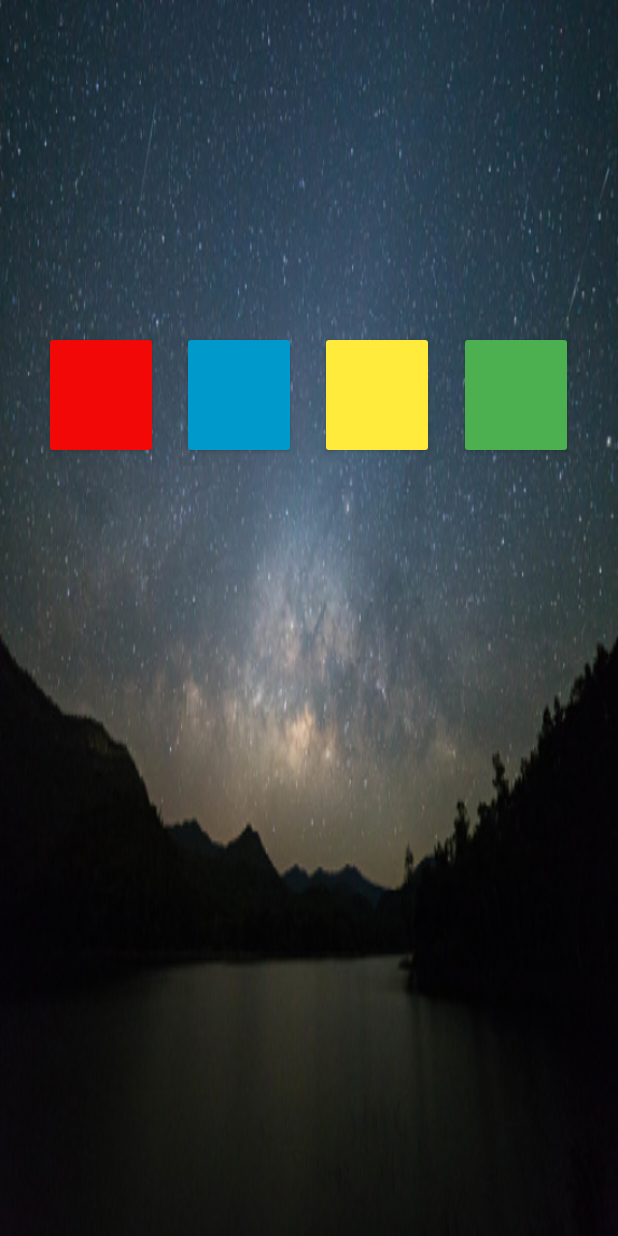
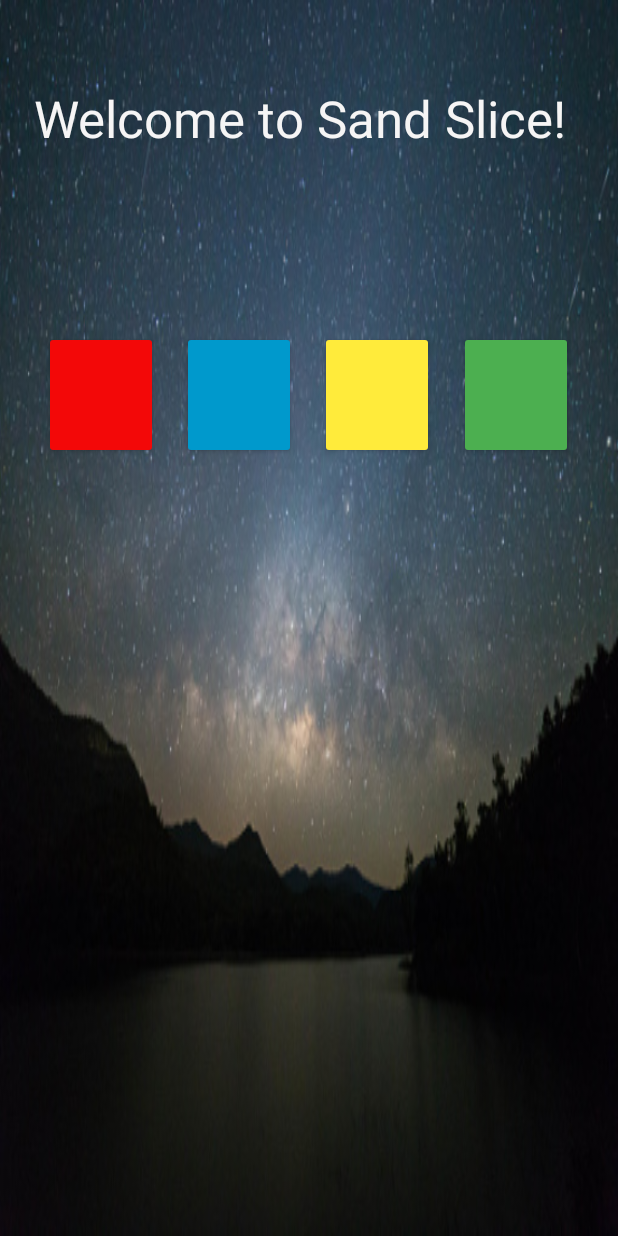
Before and after one commit to granttg2/cis400_ptsd, an Android app: the Game1 screen opened directly, with no data from a screen before it, on a phone screen of 412 x 824 dp. Run offline under Robolectric (Android 15) with nearby library versions, the light colour scheme and no system bars.

Commit message:
Updates for game stuff. Some new files and modded manifest and strings.xml

```diff
--- a/app/src/main/AndroidManifest.xml
+++ b/app/src/main/AndroidManifest.xml
@@ -11,6 +11,7 @@
         android:theme="@style/Theme.Cis400_ptsd">
         <activity android:name=".CheckListMain"/>
         <activity android:name=".GameMain"/>
+        <!-- added for the new game windows -->
         <activity android:name=".Game1"/>
         <activity android:name=".Game2"/>
         <activity android:name=".MapMain"/>
--- a/app/src/main/java/com/example/cis400_ptsd/Game1.java
+++ b/app/src/main/java/com/example/cis400_ptsd/Game1.java
@@ -2,6 +2,8 @@ package com.example.cis400_ptsd;
 
 import android.app.Activity;
 import android.os.Bundle;
+import android.view.View;
+import android.widget.Button;
 
 public class Game1 extends Activity {
 
@@ -10,5 +12,36 @@ public class Game1 extends Activity {
         super.onCreate(savedInstanceState);
 
         setContentView(R.layout.game_1);
+
+        //Initialize buttons
+        Button red_button = findViewById(R.id.redButton);
+        Button blue_button = findViewById(R.id.blueButton);
+        Button yellow_button = findViewById(R.id.yellowButton);
+        Button green_button = findViewById(R.id.greenButton);
+
+        //Set the buttons event handlers
+        red_button.setOnClickListener(new View.OnClickListener(){
+            public void onClick(View view){
+
+            }
+        });
+
+        blue_button.setOnClickListener(new View.OnClickListener(){
+            public void onClick(View view){
+
+            }
+        });
+
+        yellow_button.setOnClickListener(new View.OnClickListener(){
+            public void onClick(View view){
+
+            }
+        });
+
+        green_button.setOnClickListener(new View.OnClickListener(){
+            public void onClick(View view){
+
+            }
+        });
     }
 }
--- a/app/src/main/java/com/example/cis400_ptsd/GameMain.java
+++ b/app/src/main/java/com/example/cis400_ptsd/GameMain.java
@@ -9,7 +9,7 @@ import android.widget.Button;
 import android.widget.LinearLayout;
 
 public class GameMain extends Activity {
-
+    //method that creates activity instance
     @Override
     protected void onCreate(Bundle savedInstanceState){
         super.onCreate(savedInstanceState);
--- a/app/src/main/res/layout/game.xml
+++ b/app/src/main/res/layout/game.xml
@@ -18,6 +18,7 @@
         android:layout_marginTop="243dp"
         android:layout_marginEnd="5dp"
         android:layout_marginBottom="243dp"
+        android:backgroundTint="#FF5722"
         android:text="@string/game_2_text"
         app:layout_constraintBottom_toBottomOf="parent"
         app:layout_constraintEnd_toEndOf="parent"
@@ -30,6 +31,7 @@
         android:layout_marginStart="16dp"
         android:layout_marginTop="243dp"
         android:layout_marginBottom="243dp"
+        android:backgroundTint="#FF5722"
         android:text="@string/game_1_text"
         app:layout_constraintBottom_toBottomOf="parent"
         app:layout_constraintStart_toStartOf="parent"
--- a/app/src/main/res/layout/game_1.xml
+++ b/app/src/main/res/layout/game_1.xml
@@ -5,7 +5,7 @@
     android:id="@+id/game_1_layout"
     android:layout_width="match_parent"
     android:layout_height="match_parent"
-    android:background="@drawable/stars_background"
+    android:background="@drawable/starry_background"
     android:gravity="center"
     android:orientation="vertical"
     android:theme="@style/Theme.Cis400_ptsd">
@@ -70,4 +70,18 @@
         app:layout_constraintTop_toTopOf="parent"
         tools:ignore="SpeakableTextPresentCheck" />
 
+    <TextView
+        android:id="@+id/textView"
+        android:layout_width="370dp"
+        android:layout_height="76dp"
+        android:layout_marginStart="22dp"
+        android:layout_marginTop="56dp"
+        android:layout_marginEnd="19dp"
+        android:text="Welcome to Sand Slice!"
+        android:textColor="#F6F5F5"
+        android:textSize="34sp"
+        app:layout_constraintEnd_toEndOf="parent"
+        app:layout_constraintStart_toStartOf="parent"
+        app:layout_constraintTop_toTopOf="parent" />
+
 </androidx.constraintlayout.widget.ConstraintLayout>
--- a/app/src/main/res/values/strings.xml
+++ b/app/src/main/res/values/strings.xml
@@ -12,5 +12,5 @@
     <string name="feeling">How\'re you feeling?</string>
     <string name="game_1_text">Sand Fill</string>
     <string name="game_2_text">Sand Slice</string>
-    <string name="games_welcome_message">Welcome to Games!</string>
+    <string name="games_welcome_message">Welcome to Games</string>
 </resources>
```
Also changed, not shown: app/src/main/java/com/example/cis400_ptsd/Game2.java (+33 -0 lines), app/src/main/res/layout/game_2.xml (+16 -2 lines), app/src/main/res/drawable-tvdpi/cup_for_sand_fill_game.png (renamed from app/src/main/res/drawable-tvdpi/cup_for_sand_fill.png), app/src/main/res/drawable-tvdpi/starry_background.jpeg (renamed from app/src/main/res/drawable-tvdpi/stars_background.jpeg).
